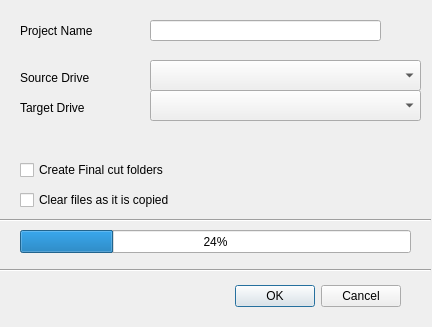
Above: UI/dump_media_device.ui from bhaveshnigam/CameraDump before the change. Below: the same form after it.
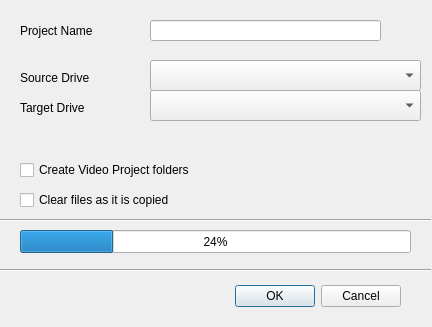
That is the form after the change.

Commit message: Rename Final cut -> DaVinciResolve

Patch:
```diff
--- a/UI/dump_media_device.ui
+++ b/UI/dump_media_device.ui
@@ -153,7 +153,7 @@
     </rect>
    </property>
    <property name="text">
-    <string>Create Final cut folders</string>
+    <string>Create Video Project folders</string>
    </property>
   </widget>
   <widget class="QCheckBox" name="checkBox_3">
```
The commit also changes 2 other files.
